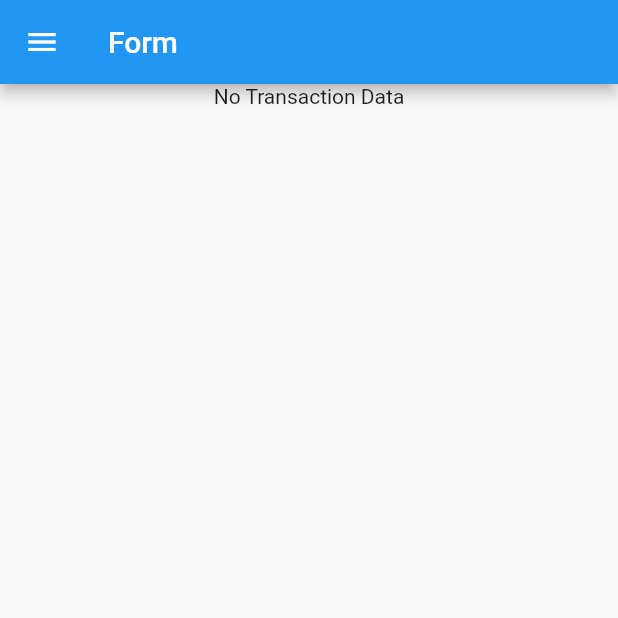
After one commit to al-ayubi2020/pbp-flutter-lab, a Flutter app: the DataBudgetPage screen opened directly, on a phone screen of 412 x 824 dp, the top half of it. The commit adds this screen. Run offline on Flutter 3.47's test engine with Material 2 defaults, Android fonts, the phone set to English and light mode, and no system bars.

Commit message:
DataBudgetList

```diff
--- /dev/null
+++ b/lib/dataBudgetPage.dart
@@ -0,0 +1,81 @@
+import 'package:counter_7/models/budget.dart';
+import 'package:counter_7/models/dataBudgetList.dart';
+import 'package:counter_7/tambahBudget.dart';
+import 'package:flutter/material.dart';
+import 'package:counter_7/main.dart';
+import 'package:flutter/services.dart';
+
+class DataBudgetPage extends StatefulWidget {
+  const DataBudgetPage({super.key});
+
+  @override
+  State<DataBudgetPage> createState() => _DataBudgetPage();
+}
+
+class _DataBudgetPage extends State<DataBudgetPage> {
+  final _formKey = GlobalKey<FormState>();
+
+  // ignore: unused_field
+  @override
+  Widget build(BuildContext context) {
+    return Scaffold(
+      appBar: AppBar(
+        title: const Text('Form'),
+      ),
+      drawer: Drawer(
+        child: Column(
+          children: [
+            // Menambahkan clickable menu
+            const Padding(
+              padding: EdgeInsets.fromLTRB(0, 30, 0, 0),
+            ),
+            ListTile(
+              title: const Text('Counter'),
+              onTap: () {
+                // Route menu ke halaman utama
+                Navigator.pushReplacement(
+                  context,
+                  MaterialPageRoute(
+                      builder: (context) =>
+                          const MyHomePage(title: 'Flutter Demo Home Page')),
+                );
+              },
+            ),
+            // ignore: prefer_const_constructors
+            ListTile(
+              title: const Text('Tambah Budget'),
+              onTap: () {
+                // Route menu ke halaman form
+                Navigator.pushReplacement(
+                  context,
+                  MaterialPageRoute(
+                      builder: (context) => const TambahBudgetPage()),
+                );
+              },
+            ),
+            // ignore: prefer_const_constructors
+            ListTile(
+              title: const Text('Daftar Budget'),
+              onTap: () {
+                // Route menu ke halaman form
+                Navigator.pushReplacement(
+                  context,
+                  MaterialPageRoute(
+                      builder: (context) => const DataBudgetPage()),
+                );
+              },
+            ),
+          ],
+        ),
+      ),
+      body: SingleChildScrollView(
+        child: Column(
+          crossAxisAlignment: CrossAxisAlignment.stretch,
+          children: <Widget>[
+            DataBudgetList(Budget.data), //TAMBAHKAN BAGIAN INI
+          ],
+        ),
+      ),
+    );
+  }
+}
--- /dev/null
+++ b/lib/models/budget.dart
@@ -0,0 +1,8 @@
+class Budget {
+  final String judul;
+  final String nominal;
+  final String tipe;
+  static List<Budget> data = [];
+
+  Budget({required this.judul, required this.nominal, required this.tipe});
+}
--- /dev/null
+++ b/lib/models/dataBudgetList.dart
@@ -0,0 +1,55 @@
+import 'package:flutter/material.dart';
+import 'package:counter_7/models/budget.dart';
+
+class DataBudgetList extends StatelessWidget {
+  final List<Budget>
+      budgets; //DEFINISIKAN VARIABLE CARTS YANG BERFUNGSI UNTUK MENAMPUNG LIST DATA, DIMANA TIPENYA MENGGUNAKAN LIST DAN STRUKTUR DATANYA MERUJUK PADA MODEL Cart
+
+  const DataBudgetList(this.budgets,
+      {super.key}); //BUAT CONSTRUCTOR UNTUK MEMINTA DATA
+
+  @override
+  Widget build(BuildContext context) {
+    return SizedBox(
+      height: MediaQuery.of(context).size.height,
+      //APABILA CARTS KOSONG
+      child: budgets.isEmpty
+          ? Column(
+              // ignore: prefer_const_literals_to_create_immutables
+              children: <Widget>[
+                const Text("No Transaction Data"),
+              ],
+            )
+          : ListView.builder(
+              itemBuilder: (context, index) {
+                //DIDALAM BUILDER INI WIDGET AKAN DILOOPING BERDASARKAN JUMLAH DATA, DAN INDEX ARRAYNYA AKAN DIUPDATE KE DALAM VARIABLE INDEX
+                return Card(
+                  child: Row(
+                    children: <Widget>[
+                      Column(
+                        crossAxisAlignment: CrossAxisAlignment.start,
+                        children: <Widget>[
+                          Text(
+                            budgets[index].judul,
+                            style: TextStyle(fontSize: 24),
+                          ),
+                          Text(
+                            budgets[index].nominal,
+                            style: TextStyle(fontSize: 24),
+                          ),
+                          Text(
+                            budgets[index].tipe,
+                            style: TextStyle(fontSize: 24),
+                          ),
+                        ],
+                      )
+                    ],
+                  ),
+                );
+              },
+              itemCount: budgets
+                  .length, //JUMLAH ITEMNYA BERDASARKAN JUMLAH DATA YANG ADA DI DALAM CARTS
+            ),
+    );
+  }
+}
```
Also changed, not shown: lib/main.dart (+9 -7 lines), lib/tambahBudget.dart (+15 -15 lines).
